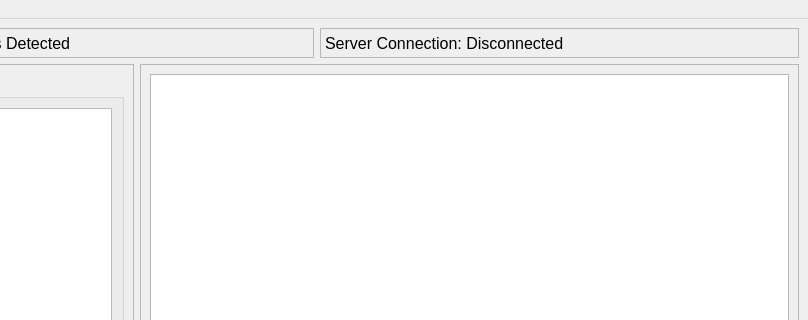
Old version of the form main_window_robot.ui in the repository rybitski/scenery-robot; both pictures show x 175 to 983 and y 0 to 320 of the 983 by 991 pixel window.
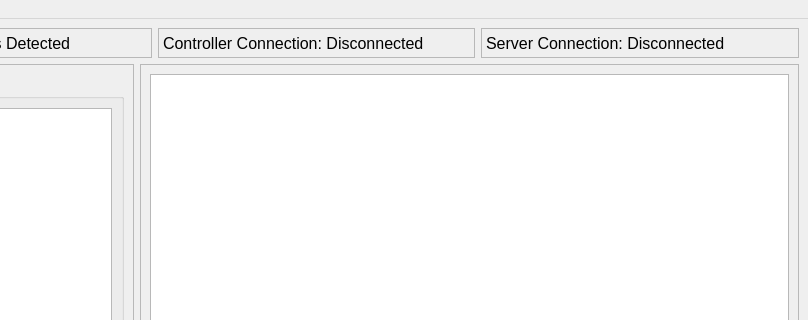
New version of the form.

Commit message: added UI labels to main program

```diff
--- a/main_window_robot.ui
+++ b/main_window_robot.ui
@@ -57,7 +57,7 @@
       </property>
      </widget>
     </item>
-    <item row="0" column="1">
+    <item row="0" column="2">
      <widget class="QLabel" name="server_connection_label">
       <property name="sizePolicy">
        <sizepolicy hsizetype="Expanding" vsizetype="Preferred">
@@ -78,7 +78,7 @@
       </property>
      </widget>
     </item>
-    <item row="1" column="0" colspan="2">
+    <item row="1" column="0" colspan="3">
      <layout class="QHBoxLayout" name="horizontalLayout">
       <item>
        <widget class="QFrame" name="frame">
@@ -308,7 +308,7 @@
       </item>
      </layout>
     </item>
-    <item row="2" column="0" colspan="2">
+    <item row="2" column="0" colspan="3">
      <widget class="QFrame" name="frame_3">
       <property name="frameShape">
        <enum>QFrame::StyledPanel</enum>
@@ -450,6 +450,27 @@
       </layout>
      </widget>
     </item>
+    <item row="0" column="1">
+     <widget class="QLabel" name="controller_connection_label_2">
+      <property name="sizePolicy">
+       <sizepolicy hsizetype="Expanding" vsizetype="Preferred">
+        <horstretch>0</horstretch>
+        <verstretch>0</verstretch>
+       </sizepolicy>
+      </property>
+      <property name="font">
+       <font>
+        <pointsize>12</pointsize>
+       </font>
+      </property>
+      <property name="frameShape">
+       <enum>QFrame::StyledPanel</enum>
+      </property>
+      <property name="text">
+       <string>Controller Connection: Disconnected</string>
+      </property>
+     </widget>
+    </item>
    </layout>
   </widget>
   <widget class="QMenuBar" name="menubar">
```
The commit also changes 1 other file.
